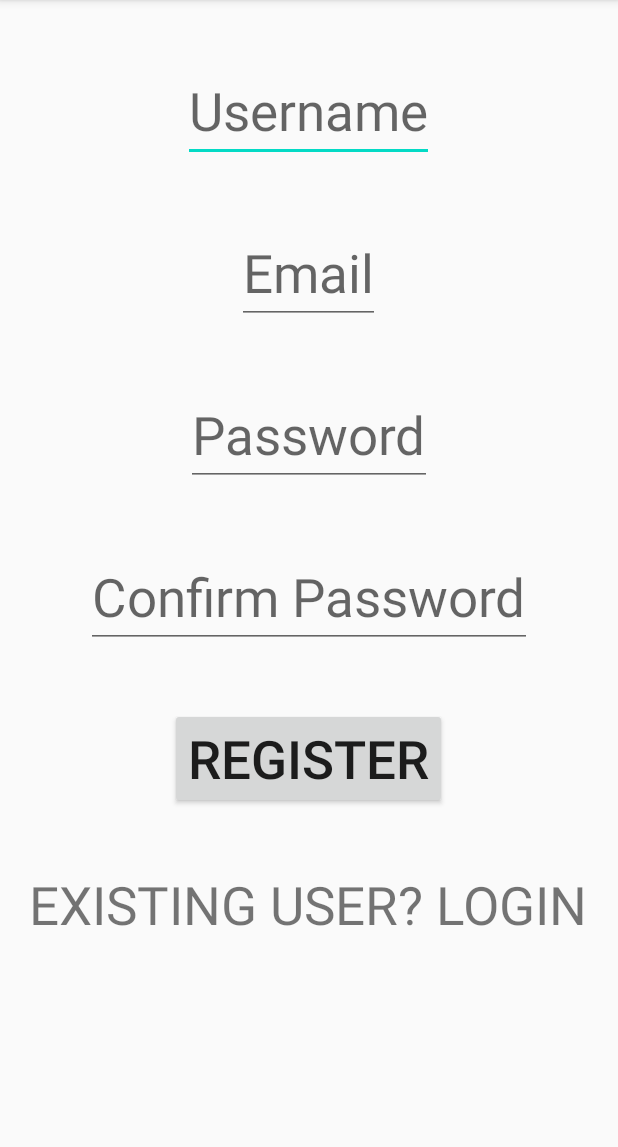
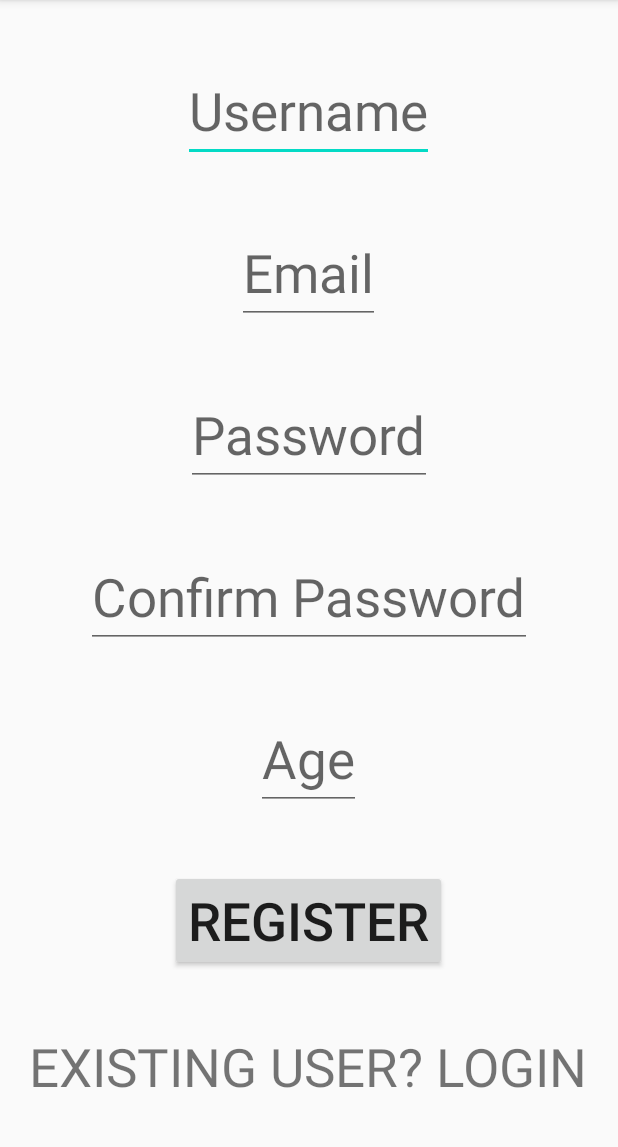
Before and after one commit to VishnuBhaarath/logindemo, an Android app: the Registeractivity screen opened directly, with no data from a screen before it, after a tap on "REGISTER", on a phone screen of 412 x 824 dp, the part 84-1231 px from its top. Run offline under Robolectric (Android 15) with nearby library versions, the phone set to English and light mode, and no system bars; our stand-ins replace Firebase (no records; nobody signed in at launch, a user with empty details on screens opened directly).

Commit message:
storing User data

```diff
--- a/app/build.gradle
+++ b/app/build.gradle
@@ -29,6 +29,7 @@ dependencies {
     implementation 'com.google.firebase:firebase-analytics:17.2.2'
     // add SDKs for any other desired Firebase products
     implementation  'com.google.firebase:firebase-auth:19.3.0'
+    implementation 'com.google.firebase:firebase-database:19.2.1'
 
     implementation 'androidx.appcompat:appcompat:1.1.0'
     implementation 'androidx.constraintlayout:constraintlayout:1.1.3'
--- a/app/src/main/java/com/example/logindemo/Registeractivity.java
+++ b/app/src/main/java/com/example/logindemo/Registeractivity.java
@@ -16,13 +16,15 @@ import com.google.android.gms.tasks.Task;
 import com.google.firebase.auth.AuthResult;
 import com.google.firebase.auth.FirebaseAuth;
 import com.google.firebase.auth.FirebaseUser;
+import com.google.firebase.database.DatabaseReference;
+import com.google.firebase.database.FirebaseDatabase;
 
 public class  Registeractivity extends AppCompatActivity {
- EditText useremail,userpassword,userconfirmpassword,username;
+ EditText useremail,userpassword,userconfirmpassword,username,userage;
   Button register;
   TextView uslogin;
   private FirebaseAuth firebaseAuth;
-
+ String password,confpassword,name,emailid,age;
     @Override
     protected void onCreate(Bundle savedInstanceState) {
         super.onCreate(savedInstanceState);
@@ -65,14 +67,16 @@ public class  Registeractivity extends AppCompatActivity {
         useremail=(EditText)findViewById(R.id.etemail);
         userpassword=(EditText)findViewById(R.id.Password);
         username=(EditText)findViewById(R.id.Name);
+        userage=(EditText)findViewById(R.id.age);
         userconfirmpassword=(EditText)findViewById(R.id.confPassword);
     }
     private Boolean validate(){
         Boolean result=false;
-        String emailid=useremail.getText().toString().trim();
-        String password=userpassword.getText().toString().trim();
-        String confpassword=userconfirmpassword.getText().toString().trim();
-        String name=username.getText().toString().trim();
+       emailid=useremail.getText().toString().trim();
+       password=userpassword.getText().toString().trim();
+         confpassword=userconfirmpassword.getText().toString().trim();
+         name=username.getText().toString().trim();
+         age=userage.getText().toString().trim();
         if(emailid.isEmpty()|| password.isEmpty() || confpassword.isEmpty() || name.isEmpty()){
             Toast.makeText(Registeractivity.this,"Registration failed,please enter all the details",Toast.LENGTH_SHORT).show();
         }
@@ -90,6 +94,7 @@ public class  Registeractivity extends AppCompatActivity {
                 @Override
                 public void onComplete(@NonNull Task<Void> task) {
                     if(task.isSuccessful()){
+                        senduserdata();
                         Toast.makeText(Registeractivity.this,"Successfully send, mail send",Toast.LENGTH_SHORT).show();
                         firebaseAuth.signOut();
                         finish();
@@ -99,4 +104,11 @@ public class  Registeractivity extends AppCompatActivity {
             });
         }
     }
+    private void senduserdata(){
+        FirebaseDatabase firebaseDatabase=FirebaseDatabase.getInstance();
+        DatabaseReference myref=firebaseDatabase.getReference(firebaseAuth.getUid());
+        UserProfile userProfile= new UserProfile(name,age);
+        myref.setValue(userProfile);
+
+    }
 }
--- a/app/src/main/res/layout/registeractivity.xml
+++ b/app/src/main/res/layout/registeractivity.xml
@@ -43,6 +43,15 @@
         android:layout_gravity="center_horizontal"
         android:layout_marginTop="40dp"
         />
+    <EditText
+        android:layout_width="wrap_content"
+        android:layout_height="wrap_content"
+        android:hint="Age"
+        android:textSize="35sp"
+        android:id="@+id/age"
+        android:layout_gravity="center_horizontal"
+        android:layout_marginTop="40dp"
+        />
     <Button
         android:layout_width="wrap_content"
         android:layout_height="wrap_content"
```
Also changed, not shown: app/src/main/java/com/example/logindemo/UserProfile.java (added, +10 -0 lines).
